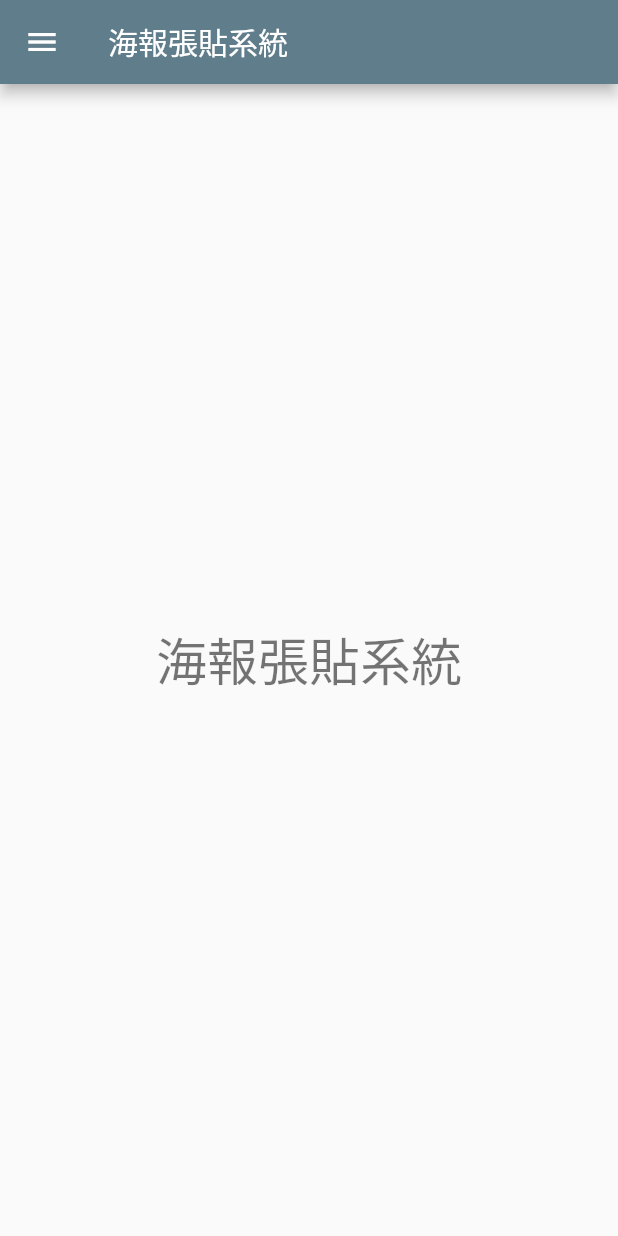
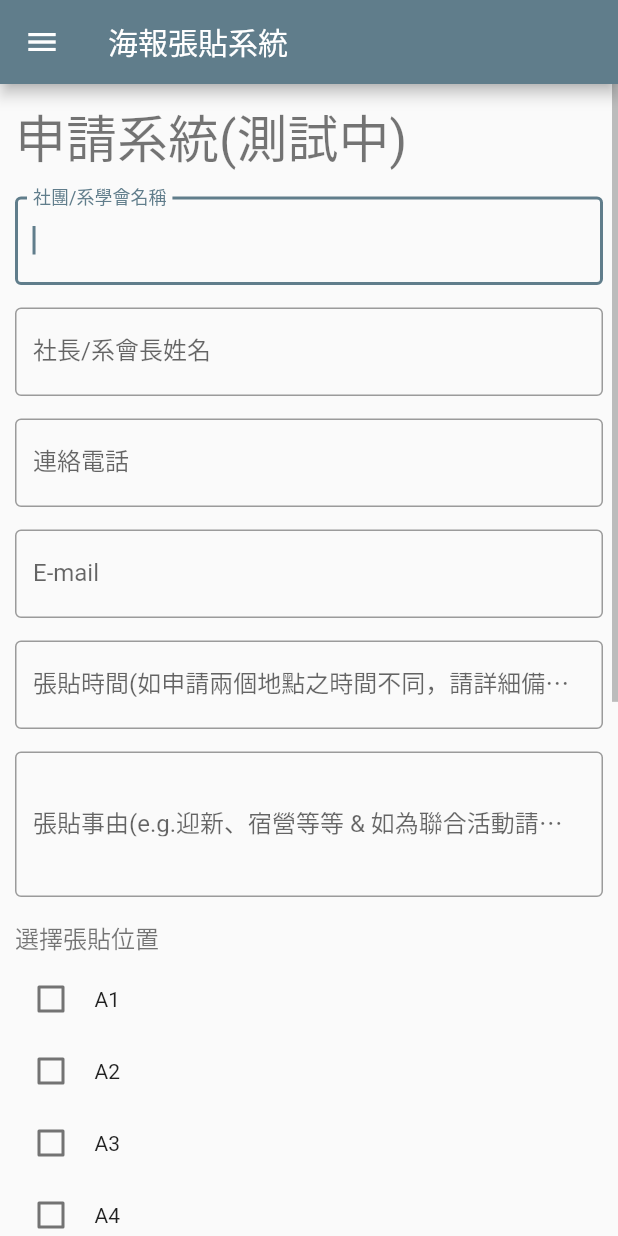
Before and after one commit to NCHUSG/NCHUSG.github.io, a Flutter app: the PosterPage screen opened by its route, on a phone screen of 412 x 824 dp. Run offline on Flutter 3.47's test engine with Material 2 defaults, Android fonts, the light colour scheme and no system bars.

Commit message:
Update poster.dart

```diff
--- a/lib/pages/poster.dart
+++ b/lib/pages/poster.dart
@@ -8,17 +8,142 @@ class PosterPage extends StatefulWidget {
 }
 
 class _PosterPageState extends State<PosterPage> {
+  double width = 500;
   @override
   Widget build(BuildContext context) {
     return Scaffold(
-      appBar: AppBar(title: const Text('海報張貼系統')),
-      drawer: MyDrawer(),
-      body: Center(
-        child: Text(
-          '海報張貼系統',
-          style: Theme.of(context).textTheme.headline4,
-        ),
-      ),
-    );
+        appBar: AppBar(title: const Text('海報張貼系統')),
+        drawer: const MyDrawer(),
+        body: Scrollbar(
+          isAlwaysShown: true,
+          child: SingleChildScrollView(
+              child: Center(
+                  child: Padding(
+                      padding: const EdgeInsets.all(10),
+                      child: SizedBox(
+                          width:
+                              (MediaQuery.of(context).size.width > width * 1.5)
+                                  ? width
+                                  : double.infinity,
+                          child: Column(
+                            crossAxisAlignment: CrossAxisAlignment.start,
+                            children: [
+                              Text(
+                                '申請系統(測試中)',
+                                style: Theme.of(context).textTheme.headline4,
+                              ),
+                              const SizedBox(height: 15),
+                              const TextField(
+                                autofocus: true,
+                                decoration: InputDecoration(
+                                  border: OutlineInputBorder(),
+                                  labelText: '社團/系學會名稱',
+                                ),
+                              ),
+                              const SizedBox(height: 15),
+                              const TextField(
+                                autofocus: true,
+                                decoration: InputDecoration(
+                                  border: OutlineInputBorder(),
+                                  labelText: '社長/系會長姓名',
+                                ),
+                              ),
+                              const SizedBox(height: 15),
+                              const TextField(
+                                autofocus: true,
+                                decoration: InputDecoration(
+                                  border: OutlineInputBorder(),
+                                  labelText: '連絡電話',
+                                ),
+                              ),
+                              const SizedBox(height: 15),
+                              const TextField(
+                                autofocus: true,
+                                decoration: InputDecoration(
+                                  border: OutlineInputBorder(),
+                                  labelText: 'E-mail',
+                                ),
+                              ),
+                              const SizedBox(height: 15),
+                              const TextField(
+                                autofocus: true,
+                                decoration: InputDecoration(
+                                  border: OutlineInputBorder(),
+                                  labelText: '張貼時間(如申請兩個地點之時間不同，請詳細備註~) ',
+                                ),
+                              ),
+                              const SizedBox(height: 15),
+                              const TextField(
+                                minLines: 3,
+                                maxLines: 10,
+                                autofocus: true,
+                                decoration: InputDecoration(
+                                  border: OutlineInputBorder(),
+                                  labelText: '張貼事由(e.g.迎新、宿營等等 & 如為聯合活動請備註～)',
+                                ),
+                              ),
+                              const SizedBox(height: 15),
+                              const Text('選擇張貼位置',
+                                  style: TextStyle(
+                                      color: Colors.black54, fontSize: 16)),
+                              const PosterPositionCheckBox(),
+                              const SizedBox(height: 15),
+                              Center(
+                                child: OutlinedButton(
+                                    onPressed: () {}, child: Text('送出申請')),
+                              )
+                            ],
+                          ))))),
+        ));
   }
 }
+
+class PosterPositionCheckBox extends StatefulWidget {
+  const PosterPositionCheckBox({Key? key}) : super(key: key);
+  @override
+  State<PosterPositionCheckBox> createState() => _PosterPositionCheckBoxState();
+}
+
+class _PosterPositionCheckBoxState extends State<PosterPositionCheckBox> {
+  final Map<String, bool> _list = {
+    'A1': false,
+    'A2': false,
+    'A3': false,
+    'A4': false,
+    'A5': false,
+    'B1': false,
+    'B2': false,
+    'B3': false,
+    'B4': false,
+    'B5': false,
+    'B6': false,
+    'C1': false,
+    'D1': false,
+    'D2': false,
+    'E1': false,
+    'E2': false
+  };
+  List<Widget> widgetList = [];
+  @override
+  Widget build(BuildContext contet) {
+    widgetList = [];
+    _list.forEach((k, v) {
+      widgetList.add(Row(children: [
+        Checkbox(
+          checkColor: Colors.white,
+          value: _list[k],
+          onChanged: (bool? value) {
+            setState(() {
+              _list[k] = !_list[k]!;
+            });
+          },
+        ),
+        const SizedBox(width: 5),
+        Text(k)
+      ]));
+    });
+    return Padding(
+        padding: const EdgeInsets.symmetric(vertical: 5.0),
+        child: Column(children: widgetList));
+  }
+}
```
